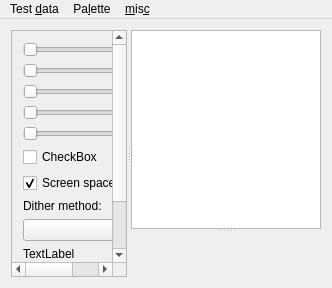
Above: mainwin.ui from sinf/manpal before the change. Below: the same form after it.
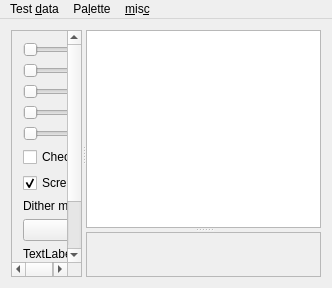
That is the form after the change.

Commit message: do color operations with signed 16bit integers instead of floats

The edit to the form file:
```diff
--- a/mainwin.ui
+++ b/mainwin.ui
@@ -23,7 +23,7 @@
       <widget class="QScrollArea" name="scrollArea">
        <property name="sizePolicy">
         <sizepolicy hsizetype="Preferred" vsizetype="Expanding">
-         <horstretch>0</horstretch>
+         <horstretch>1</horstretch>
          <verstretch>0</verstretch>
         </sizepolicy>
        </property>
@@ -179,31 +179,45 @@
        </widget>
       </widget>
       <widget class="QSplitter" name="splitter">
+       <property name="sizePolicy">
+        <sizepolicy hsizetype="Ignored" vsizetype="Expanding">
+         <horstretch>2</horstretch>
+         <verstretch>0</verstretch>
+        </sizepolicy>
+       </property>
        <property name="orientation">
         <enum>Qt::Vertical</enum>
        </property>
-       <widget class="QGraphicsView" name="gv_pal">
+       <widget class="QTableWidget" name="tableWidget">
         <property name="sizePolicy">
-         <sizepolicy hsizetype="Preferred" vsizetype="Preferred">
+         <sizepolicy hsizetype="Ignored" vsizetype="Ignored">
           <horstretch>0</horstretch>
-          <verstretch>0</verstretch>
+          <verstretch>1</verstretch>
          </sizepolicy>
         </property>
-        <property name="minimumSize">
-         <size>
-          <width>20</width>
-          <height>20</height>
-         </size>
-        </property>
        </widget>
-       <widget class="QWidget" name="">
-        <layout class="QHBoxLayout" name="images">
+       <widget class="QFrame" name="frame">
+        <property name="sizePolicy">
+         <sizepolicy hsizetype="Preferred" vsizetype="Expanding">
+          <horstretch>0</horstretch>
+          <verstretch>1</verstretch>
+         </sizepolicy>
+        </property>
+        <property name="frameShape">
+         <enum>QFrame::StyledPanel</enum>
+        </property>
+        <property name="frameShadow">
+         <enum>QFrame::Raised</enum>
+        </property>
+        <layout class="QGridLayout" name="gridLayout">
+         <item row="0" column="0">
+          <layout class="QHBoxLayout" name="images" stretch="1,1">
          <item>
           <widget class="QLabel" name="srv_view">
            <property name="sizePolicy">
             <sizepolicy hsizetype="Ignored" vsizetype="Ignored">
-             <horstretch>0</horstretch>
-             <verstretch>0</verstretch>
+               <horstretch>1</horstretch>
+               <verstretch>1</verstretch>
             </sizepolicy>
            </property>
            <property name="minimumSize">
@@ -230,16 +244,10 @@
           <widget class="QLabel" name="out_view">
            <property name="sizePolicy">
             <sizepolicy hsizetype="Ignored" vsizetype="Ignored">
-             <horstretch>0</horstretch>
-             <verstretch>0</verstretch>
-            </sizepolicy>
-           </property>
-           <property name="minimumSize">
-            <size>
-             <width>20</width>
-             <height>20</height>
-            </size>
-           </property>
+               <horstretch>1</horstretch>
+               <verstretch>1</verstretch>
+              </sizepolicy>
+             </property>
            <property name="text">
             <string/>
            </property>
@@ -252,6 +260,8 @@
           </widget>
          </item>
         </layout>
+         </item>
+        </layout>
        </widget>
       </widget>
      </widget>
```
Left out of the diff: 42 changed lines with no effect on the pictures. Lines whose indentation alone changed are shown as unchanged. The commit also changes 1 other file.
